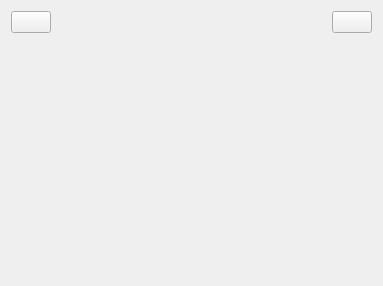
Old version of the form experiment/lab4/masterview.ui in the repository skmgt/QtLearnCourse.
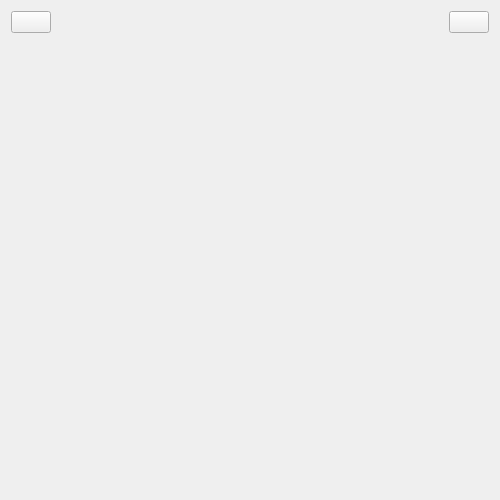
New version of the form. Icons and pictures are not drawn.

Diff of the .ui file:
```diff
--- a/experiment/lab4/masterview.ui
+++ b/experiment/lab4/masterview.ui
@@ -6,10 +6,22 @@
    <rect>
     <x>0</x>
     <y>0</y>
-    <width>383</width>
-    <height>286</height>
+    <width>500</width>
+    <height>500</height>
    </rect>
   </property>
+  <property name="sizePolicy">
+   <sizepolicy hsizetype="Preferred" vsizetype="Preferred">
+    <horstretch>0</horstretch>
+    <verstretch>0</verstretch>
+   </sizepolicy>
+  </property>
+  <property name="minimumSize">
+   <size>
+    <width>500</width>
+    <height>500</height>
+   </size>
+  </property>
   <property name="windowTitle">
    <string>MasterView</string>
   </property>
```
